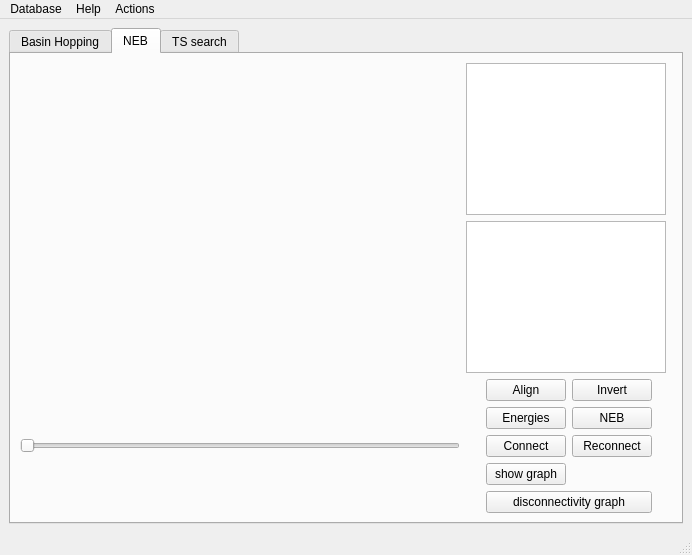
First picture: the form in pygmin/gui/MainWindow.ui, repository pele-python/pele, before the edit.
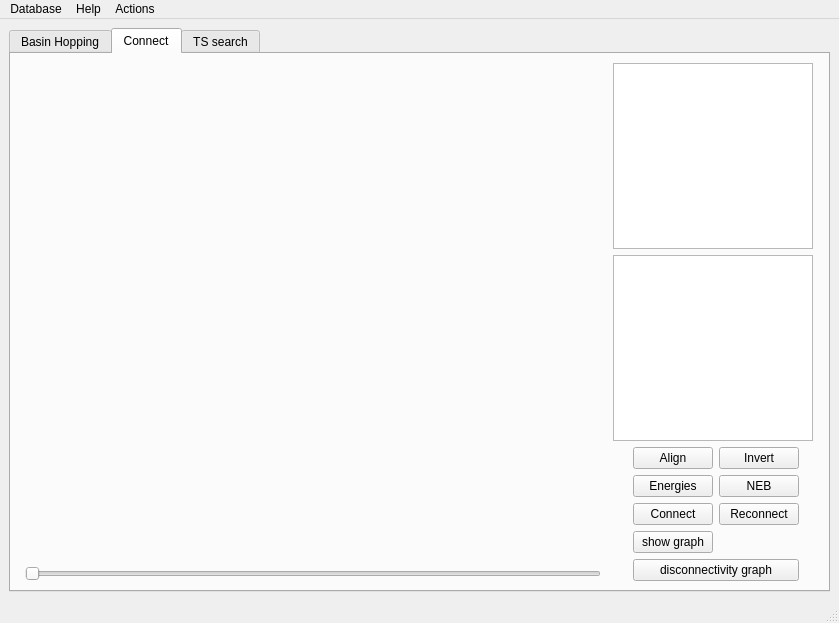
Second picture: the form after the edit. The open tabs and pages were chosen to show the change. Custom widgets are drawn as their Qt base class.

Commit message: fixed layout for NEB tab in gui

Patch:
```diff
--- a/pygmin/gui/MainWindow.ui
+++ b/pygmin/gui/MainWindow.ui
@@ -6,8 +6,8 @@
    <rect>
     <x>0</x>
     <y>0</y>
-    <width>692</width>
-    <height>555</height>
+    <width>839</width>
+    <height>623</height>
    </rect>
   </property>
   <property name="sizePolicy">
@@ -86,10 +86,15 @@
       </widget>
       <widget class="QWidget" name="NEBTab">
        <attribute name="title">
-        <string>NEB</string>
+        <string>Connect</string>
        </attribute>
-       <layout class="QGridLayout" name="gridLayout_4">
-        <item row="0" column="0">
+       <layout class="QHBoxLayout" name="horizontalLayout">
+        <item>
+         <layout class="QVBoxLayout" name="verticalLayout">
+          <property name="leftMargin">
+           <number>5</number>
+          </property>
+          <item>
          <widget class="Show3D" name="oglPath" native="true">
           <property name="sizePolicy">
            <sizepolicy hsizetype="Expanding" vsizetype="Preferred">
@@ -99,8 +104,22 @@
           </property>
          </widget>
         </item>
-        <item row="0" column="3">
-         <layout class="QVBoxLayout" name="verticalLayout_5" stretch="0,0">
+          <item>
+           <widget class="QSlider" name="sliderFrame">
+            <property name="orientation">
+             <enum>Qt::Horizontal</enum>
+            </property>
+           </widget>
+          </item>
+         </layout>
+        </item>
+        <item>
+         <layout class="QVBoxLayout" name="verticalLayout_2">
+          <property name="leftMargin">
+           <number>6</number>
+          </property>
+          <item>
+           <layout class="QVBoxLayout" name="verticalLayout_5" stretch="0,0,0">
           <item>
            <widget class="QListWidget" name="listMinima1">
             <property name="sizePolicy">
@@ -133,16 +152,7 @@
             </property>
            </widget>
           </item>
-         </layout>
-        </item>
-        <item row="1" column="0">
-         <widget class="QSlider" name="sliderFrame">
-          <property name="orientation">
-           <enum>Qt::Horizontal</enum>
-          </property>
-         </widget>
-        </item>
-        <item row="1" column="3">
+            <item>
          <layout class="QGridLayout" name="gridLayout_2">
           <property name="leftMargin">
            <number>20</number>
@@ -236,6 +246,10 @@
          </layout>
         </item>
        </layout>
+          </item>
+         </layout>
+        </item>
+       </layout>
       </widget>
       <widget class="QWidget" name="tab">
        <attribute name="title">
@@ -348,8 +362,8 @@
     <rect>
      <x>0</x>
      <y>0</y>
-     <width>692</width>
-     <height>25</height>
+     <width>839</width>
+     <height>23</height>
     </rect>
    </property>
    <widget class="QMenu" name="menuSimulation">
```
Lines whose indentation alone changed are shown as unchanged. The commit also changes 1 other file.
